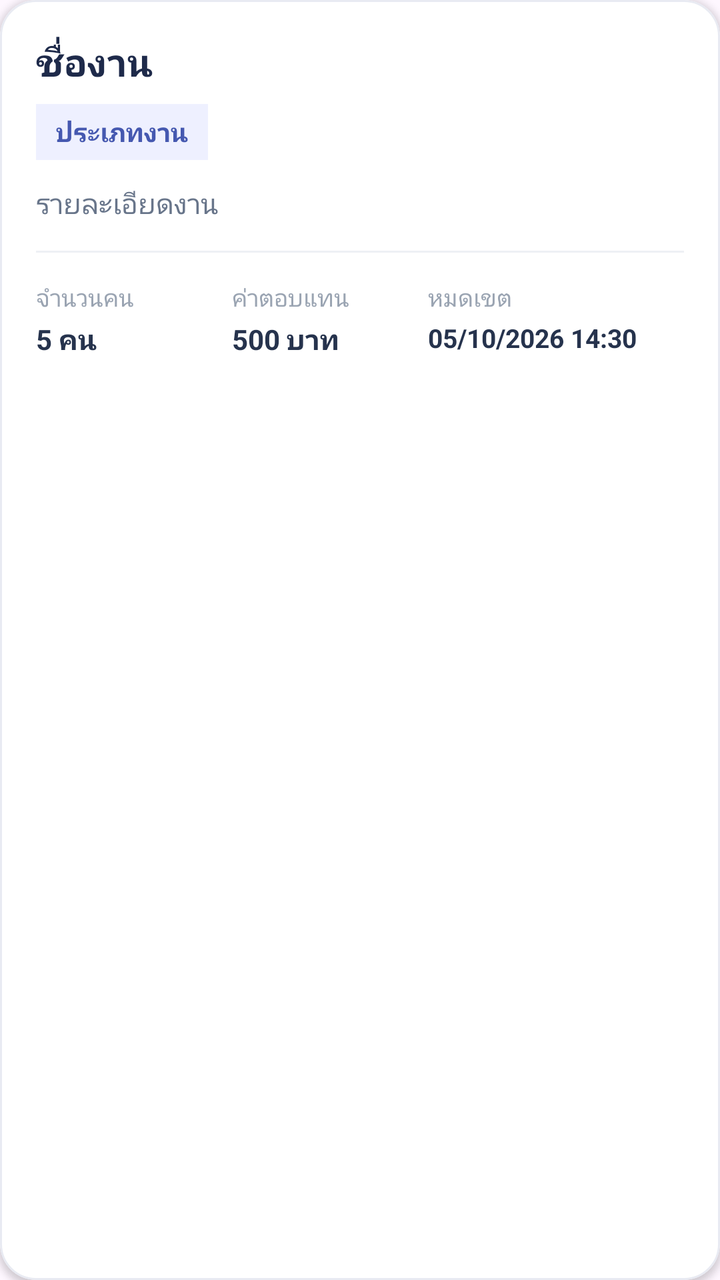
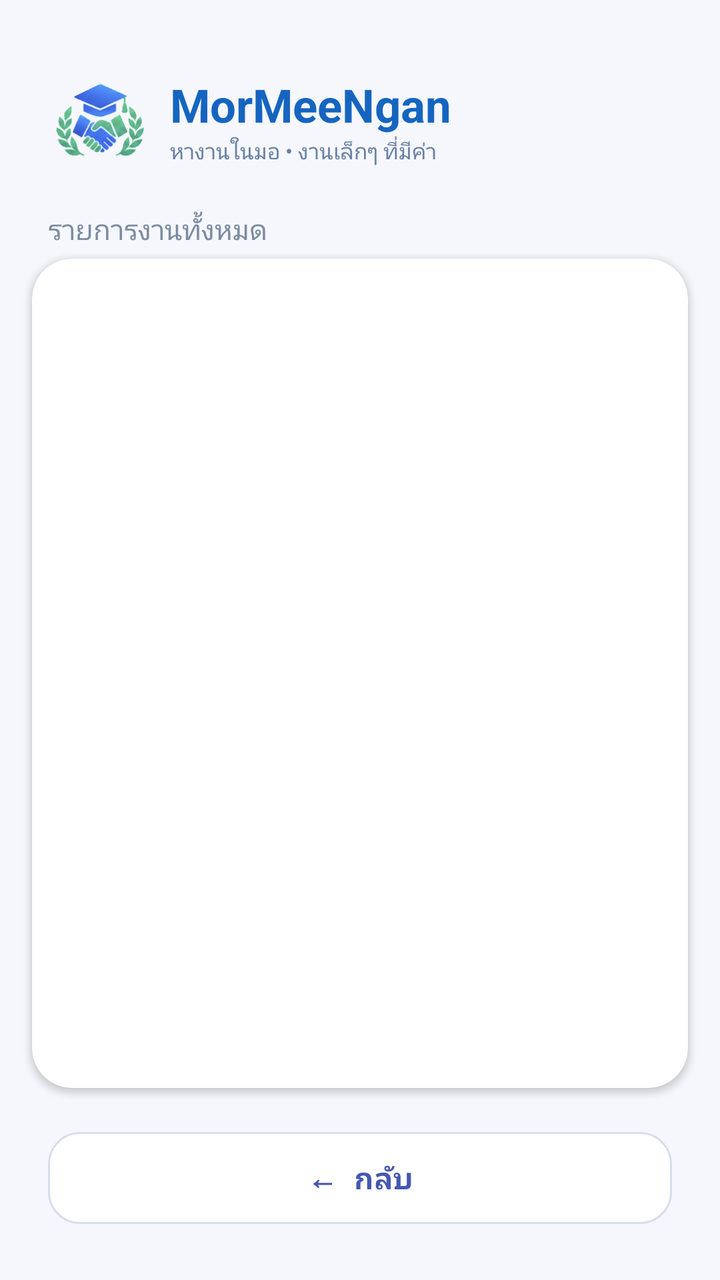

An Android layout rendered at two revisions. The XML below is the earlier revision; the diff shows what the commit changed to produce the second picture.
<!-- AndroidManifest.xml: application theme Theme.MorMeeNgan -->
<!-- res/layout/activity_listjob.xml -->
<?xml version="1.0" encoding="utf-8"?>
<com.google.android.material.card.MaterialCardView
    xmlns:android="http://schemas.android.com/apk/res/android"
    xmlns:app="http://schemas.android.com/apk/res-auto"
    android:layout_width="match_parent"
    android:layout_height="wrap_content"
    android:layout_marginBottom="12dp"
    app:cardBackgroundColor="#FFFFFF"
    app:cardCornerRadius="18dp"
    app:cardElevation="2dp"
    app:strokeColor="#E8EAF2"
    app:strokeWidth="1dp">

    <LinearLayout
        android:layout_width="match_parent"
        android:layout_height="wrap_content"
        android:orientation="vertical"
        android:padding="18dp">

        

        <TextView
            android:id="@+id/tvJobTitle"
            android:layout_width="match_parent"
            android:layout_height="wrap_content"
            android:text="ชื่องาน"
            android:textColor="#1E2A4A"
            android:textSize="19sp"
            android:textStyle="bold"
            android:maxLines="2"
            android:ellipsize="end" />

        

        <TextView
            android:id="@+id/tvJobType"
            android:layout_width="wrap_content"
            android:layout_height="wrap_content"
            android:layout_marginTop="8dp"
            android:text="ประเภทงาน"
            android:textColor="#4558B0"
            android:textSize="13sp"
            android:textStyle="bold"
            android:background="#EEF0FF"
            android:paddingStart="10dp"
            android:paddingEnd="10dp"
            android:paddingTop="5dp"
            android:paddingBottom="5dp" />

        

        <TextView
            android:id="@+id/tvJobDescription"
            android:layout_width="match_parent"
            android:layout_height="wrap_content"
            android:layout_marginTop="12dp"
            android:text="รายละเอียดงาน"
            android:textColor="#68758A"
            android:textSize="14sp"
            android:maxLines="2"
            android:ellipsize="end" />

        

        <View
            android:layout_width="match_parent"
            android:layout_height="1dp"
            android:layout_marginTop="14dp"
            android:layout_marginBottom="14dp"
            android:background="#EEF0F5" />

        

        <LinearLayout
            android:layout_width="match_parent"
            android:layout_height="wrap_content"
            android:orientation="horizontal">

            <LinearLayout
                android:layout_width="0dp"
                android:layout_height="wrap_content"
                android:layout_weight="1"
                android:orientation="vertical">

                <TextView
                    android:layout_width="wrap_content"
                    android:layout_height="wrap_content"
                    android:text="จำนวนคน"
                    android:textColor="#9AA4B2"
                    android:textSize="12sp" />

                <TextView
                    android:id="@+id/tvPeopleCount"
                    android:layout_width="wrap_content"
                    android:layout_height="wrap_content"
                    android:layout_marginTop="3dp"
                    android:text="5 คน"
                    android:textColor="#26334D"
                    android:textSize="14sp"
                    android:textStyle="bold" />

            </LinearLayout>


            <LinearLayout
                android:layout_width="0dp"
                android:layout_height="wrap_content"
                android:layout_weight="1"
                android:orientation="vertical">

                <TextView
                    android:layout_width="wrap_content"
                    android:layout_height="wrap_content"
                    android:text="ค่าตอบแทน"
                    android:textColor="#9AA4B2"
                    android:textSize="12sp" />

                <TextView
                    android:id="@+id/tvSalary"
                    android:layout_width="wrap_content"
                    android:layout_height="wrap_content"
                    android:layout_marginTop="3dp"
                    android:text="500 บาท"
                    android:textColor="#26334D"
                    android:textSize="14sp"
                    android:textStyle="bold" />

            </LinearLayout>


            <LinearLayout
                android:layout_width="0dp"
                android:layout_height="wrap_content"
                android:layout_weight="1.3"
                android:orientation="vertical">

                <TextView
                    android:layout_width="wrap_content"
                    android:layout_height="wrap_content"
                    android:text="หมดเขต"
                    android:textColor="#9AA4B2"
                    android:textSize="12sp" />

                <TextView
                    android:id="@+id/tvDeadline"
                    android:layout_width="wrap_content"
                    android:layout_height="wrap_content"
                    android:layout_marginTop="3dp"
                    android:text="05/10/2026 14:30"
                    android:textColor="#26334D"
                    android:textSize="13sp"
                    android:textStyle="bold"
                    android:maxLines="1"
                    android:ellipsize="end" />

            </LinearLayout>

        </LinearLayout>

    </LinearLayout>

</com.google.android.material.card.MaterialCardView>
<!-- resources referenced by this layout -->
<resources>
  <style name="Theme.MorMeeNgan" parent="Base.Theme.MorMeeNgan" />
  <style name="Base.Theme.MorMeeNgan" parent="Theme.Material3.DayNight.NoActionBar">
          
          
      </style>
</resources>

<!-- the commit's change to res/layout/activity_listjob.xml (unified diff, before → after) -->
@@ -1,162 +1,125 @@
 <?xml version="1.0" encoding="utf-8"?>
-<com.google.android.material.card.MaterialCardView
+<LinearLayout
     xmlns:android="http://schemas.android.com/apk/res/android"
     xmlns:app="http://schemas.android.com/apk/res-auto"
     android:layout_width="match_parent"
-    android:layout_height="wrap_content"
-    android:layout_marginBottom="12dp"
-    app:cardBackgroundColor="#FFFFFF"
-    app:cardCornerRadius="18dp"
-    app:cardElevation="2dp"
-    app:strokeColor="#E8EAF2"
-    app:strokeWidth="1dp">
+    android:layout_height="match_parent"
+    android:orientation="vertical"
+    android:background="#F5F7FC">
+
 
     <LinearLayout
         android:layout_width="match_parent"
         android:layout_height="wrap_content"
         android:orientation="vertical"
-        android:padding="18dp">
+        android:paddingStart="24dp"
+        android:paddingEnd="24dp"
+        android:paddingTop="30dp"
+        android:paddingBottom="5dp">
 
-        
 
-        <TextView
-            android:id="@+id/tvJobTitle"
+        <RelativeLayout
             android:layout_width="match_parent"
-            android:layout_height="wrap_content"
-            android:text="ชื่องาน"
-            android:textColor="#1E2A4A"
-            android:textSize="19sp"
-            android:textStyle="bold"
-            android:maxLines="2"
-            android:ellipsize="end" />
+            android:layout_height="60dp">
 
-        
-
-        <TextView
-            android:id="@+id/tvJobType"
-            android:layout_width="wrap_content"
-            android:layout_height="wrap_content"
-            android:layout_marginTop="8dp"
-            android:text="ประเภทงาน"
-            android:textColor="#4558B0"
-            android:textSize="13sp"
-            android:textStyle="bold"
-            android:background="#EEF0FF"
-            android:paddingStart="10dp"
-            android:paddingEnd="10dp"
-            android:paddingTop="5dp"
-            android:paddingBottom="5dp" />
-
-        
-
-        <TextView
-            android:id="@+id/tvJobDescription"
-            android:layout_width="match_parent"
-            android:layout_height="wrap_content"
-            android:layout_marginTop="12dp"
-            android:text="รายละเอียดงาน"
-            android:textColor="#68758A"
-            android:textSize="14sp"
-            android:maxLines="2"
-            android:ellipsize="end" />
-
-        
-
-        <View
-            android:layout_width="match_parent"
-            android:layout_height="1dp"
-            android:layout_marginTop="14dp"
-            android:layout_marginBottom="14dp"
-            android:background="#EEF0F5" />
-
-        
-
-        <LinearLayout
-            android:layout_width="match_parent"
-            android:layout_height="wrap_content"
-            android:orientation="horizontal">
+            <ImageView
+                android:id="@+id/imgLogo"
+                android:layout_width="52dp"
+                android:layout_height="52dp"
+                android:layout_centerVertical="true"
+                android:src="@drawable/logo_icon"
+                android:scaleType="centerInside"
+                android:contentDescription="Logo"/>
 
             <LinearLayout
-                android:layout_width="0dp"
+                android:layout_width="wrap_content"
                 android:layout_height="wrap_content"
-                android:layout_weight="1"
+                android:layout_toEndOf="@id/imgLogo"
+                android:layout_centerVertical="true"
+                android:layout_marginStart="9dp"
                 android:orientation="vertical">
 
                 <TextView
                     android:layout_width="wrap_content"
                     android:layout_height="wrap_content"
-                    android:text="จำนวนคน"
-                    android:textColor="#9AA4B2"
-                    android:textSize="12sp" />
+                    android:text="MorMeeNgan"
+                    android:textSize="23sp"
+                    android:textStyle="bold"
+                    android:textColor="#1565C0"/>
 
                 <TextView
-                    android:id="@+id/tvPeopleCount"
                     android:layout_width="wrap_content"
                     android:layout_height="wrap_content"
-                    android:layout_marginTop="3dp"
-                    android:text="5 คน"
-                    android:textColor="#26334D"
-                    android:textSize="14sp"
-                    android:textStyle="bold" />
+                    android:text="หางานในมอ • งานเล็กๆ ที่มีค่า"
+                    android:textSize="11sp"
+                    android:textColor="#6880A5"/>
 
             </LinearLayout>
 
 
-            <LinearLayout
-                android:layout_width="0dp"
-                android:layout_height="wrap_content"
-                android:layout_weight="1"
-                android:orientation="vertical">
-
-                <TextView
-                    android:layout_width="wrap_content"
-                    android:layout_height="wrap_content"
-                    android:text="ค่าตอบแทน"
-                    android:textColor="#9AA4B2"
-                    android:textSize="12sp" />
-
-                <TextView
-                    android:id="@+id/tvSalary"
-                    android:layout_width="wrap_content"
-                    android:layout_height="wrap_content"
-                    android:layout_marginTop="3dp"
-                    android:text="500 บาท"
-                    android:textColor="#26334D"
-                    android:textSize="14sp"
-                    android:textStyle="bold" />
-
-            </LinearLayout>
 
 
-            <LinearLayout
-                android:layout_width="0dp"
-                android:layout_height="wrap_content"
-                android:layout_weight="1.3"
-                android:orientation="vertical">
+        </RelativeLayout>
 
-                <TextView
-                    android:layout_width="wrap_content"
-                    android:layout_height="wrap_content"
-                    android:text="หมดเขต"
-                    android:textColor="#9AA4B2"
-                    android:textSize="12sp" />
+        <TextView
+            android:id="@+id/tvListSubtitle"
+            android:layout_width="wrap_content"
+            android:layout_height="wrap_content"
+            android:layout_marginTop="15dp"
+            android:text="รายการงานทั้งหมด"
+            android:textColor="#7C8BA0"
+            android:textSize="14sp" />
 
-                <TextView
-                    android:id="@+id/tvDeadline"
-                    android:layout_width="wrap_content"
-                    android:layout_height="wrap_content"
-                    android:layout_marginTop="3dp"
-                    android:text="05/10/2026 14:30"
-                    android:textColor="#26334D"
-                    android:textSize="13sp"
-                    android:textStyle="bold"
-                    android:maxLines="1"
-                    android:ellipsize="end" />
 
-            </LinearLayout>
-
-        </LinearLayout>
 
     </LinearLayout>
 
-</com.google.android.material.card.MaterialCardView>
+    <androidx.cardview.widget.CardView
+        android:layout_width="match_parent"
+        android:layout_height="0dp"
+        android:layout_weight="1"
+        android:layout_marginStart="16dp"
+        android:layout_marginEnd="16dp"
+        android:layout_marginBottom="10dp"
+        app:cardBackgroundColor="#FFFFFF"
+        app:cardCornerRadius="20dp"
+        app:cardElevation="2dp">
+
+        <ListView
+            android:id="@+id/listView"
+            android:layout_width="match_parent"
+            android:layout_height="match_parent"
+            android:clipToPadding="false"
+
+            android:divider="#F5F7FC"
+            android:dividerHeight="16dp"
+
+            android:paddingStart="6dp"
+            android:paddingEnd="6dp"
+            android:paddingTop="6dp"
+            android:paddingBottom="6dp"
+
+            android:scrollbars="none" />
+
+    </androidx.cardview.widget.CardView>
+
+    <com.google.android.material.button.MaterialButton
+        android:id="@+id/btnBack"
+        android:layout_width="match_parent"
+        android:layout_height="54dp"
+        android:layout_marginStart="24dp"
+        android:layout_marginEnd="24dp"
+        android:layout_marginTop="8dp"
+        android:layout_marginBottom="24dp"
+        android:text="←  กลับ"
+        android:textAllCaps="false"
+        android:textColor="#4558B0"
+        android:textSize="15sp"
+        android:textStyle="bold"
+        android:letterSpacing="0.02"
+        android:backgroundTint="#FFFFFF"
+        app:cornerRadius="16dp"
+        app:strokeColor="#D7DCF0"
+        app:strokeWidth="1dp" />
+
+</LinearLayout>
<!-- resource entries referenced after the edit -->
@@ -1,5 +1,6 @@
 <!-- resources referenced by this layout -->
 <resources>
+  <!-- drawable logo_icon: png bitmap (drawable, 858200 bytes) -->
   <style name="Theme.MorMeeNgan" parent="Base.Theme.MorMeeNgan" />
   <style name="Base.Theme.MorMeeNgan" parent="Theme.Material3.DayNight.NoActionBar">
           
